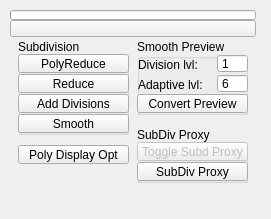
The window that ui/1_base_menus/2_sub_menus/3_main_menus/subdivision.ui (m3trik/Scripts_portable) describes before a commit, drawn with Qt 5.
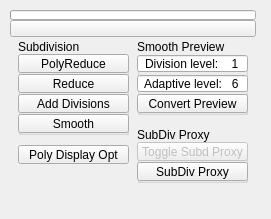
The same window after the commit. Custom widgets are drawn as their Qt base class.

Patch:
```diff
--- a/ui/1_base_menus/2_sub_menus/3_main_menus/subdivision.ui
+++ b/ui/1_base_menus/2_sub_menus/3_main_menus/subdivision.ui
@@ -331,19 +331,6 @@
            <property name="title">
             <string>Smooth Preview</string>
            </property>
-           <widget class="QLabel" name="lbl001">
-            <property name="geometry">
-             <rect>
-              <x>1</x>
-              <y>35</y>
-              <width>81</width>
-              <height>21</height>
-             </rect>
-            </property>
-            <property name="text">
-             <string>Adaptive lvl:</string>
-            </property>
-           </widget>
            <widget class="QPushButton" name="b011">
             <property name="enabled">
              <bool>true</bool>
@@ -378,9 +365,9 @@
            <widget class="QSpinBox" name="s000">
             <property name="geometry">
              <rect>
-              <x>80</x>
+              <x>0</x>
               <y>15</y>
-              <width>31</width>
+              <width>111</width>
               <height>19</height>
              </rect>
             </property>
@@ -399,11 +386,14 @@
             <property name="toolTip">
              <string>Smooth Preview: Division Level</string>
             </property>
+            <property name="alignment">
+             <set>Qt::AlignCenter</set>
+            </property>
             <property name="buttonSymbols">
              <enum>QAbstractSpinBox::NoButtons</enum>
             </property>
             <property name="prefix">
-             <string/>
+             <string>Division level:    </string>
             </property>
             <property name="minimum">
              <number>0</number>
@@ -415,25 +405,12 @@
              <number>1</number>
             </property>
            </widget>
-           <widget class="QLabel" name="lbl000">
-            <property name="geometry">
-             <rect>
-              <x>1</x>
-              <y>15</y>
-              <width>81</width>
-              <height>22</height>
-             </rect>
-            </property>
-            <property name="text">
-             <string>Division lvl:</string>
-            </property>
-           </widget>
            <widget class="QSpinBox" name="s001">
             <property name="geometry">
              <rect>
-              <x>80</x>
+              <x>0</x>
               <y>35</y>
-              <width>31</width>
+              <width>111</width>
               <height>19</height>
              </rect>
             </property>
@@ -452,11 +429,14 @@
             <property name="toolTip">
              <string>Smooth Preview: Division Level</string>
             </property>
+            <property name="alignment">
+             <set>Qt::AlignCenter</set>
+            </property>
             <property name="buttonSymbols">
              <enum>QAbstractSpinBox::NoButtons</enum>
             </property>
             <property name="prefix">
-             <string/>
+             <string>Adaptive level:   </string>
             </property>
             <property name="minimum">
              <number>0</number>
```
